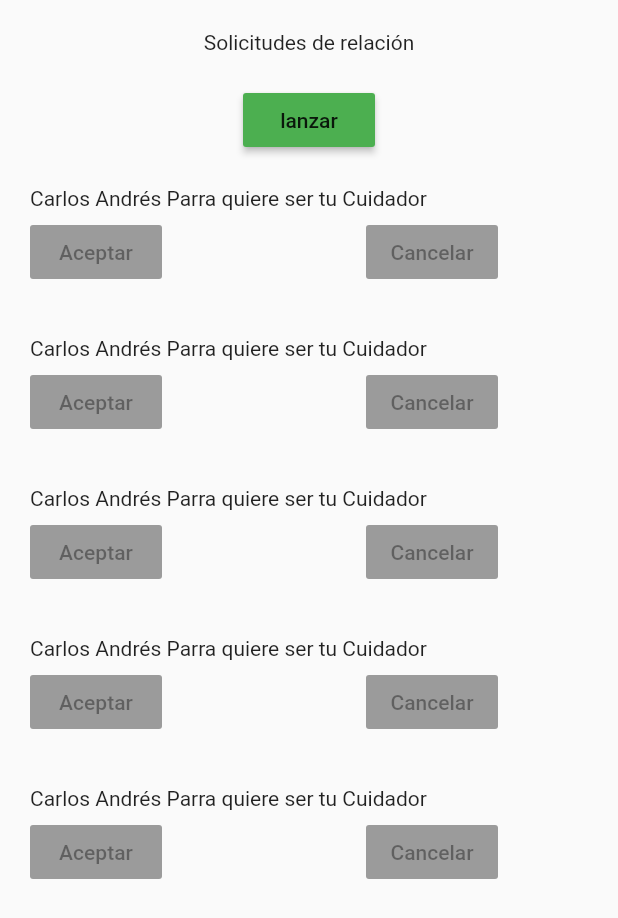
After one commit to parkinson-s-app/parkinsons-app, a Flutter app: the relationRequest screen opened directly, after a tap on "lanzar", on a phone screen of 412 x 824 dp. The commit adds this screen. Shown: the top 918 px of the screen. Run offline on Flutter 3.47's test engine with Material 2 defaults, Android fonts, the phone set to English and light mode, and no system bars; our stand-ins replace dio, flutter_local_notifications, flutter_screenutil, font_awesome_flutter, google_fonts, image_picker and 4 more; missing offline and left inert: foldable_sidebar, swipedetector, workmanager; accounts and stored records are empty.

Commit message:
relationRequest
Inicio solicitudes de relaciones

```diff
--- /dev/null
+++ b/Appkinson/Front/appkinsonFront/lib/views/RelationRequest/relationRequest.dart
@@ -0,0 +1,66 @@
+import 'package:appkinsonFront/views/Notifications/NotificationPlugin.dart';
+import 'package:flutter/material.dart';
+
+
+class relationRequest extends StatelessWidget {
+  @override
+  Widget build(BuildContext context) {
+
+    return Scaffold(body: SafeArea(
+        child: Container(child: Column(children: <Widget>[
+          Padding(
+            padding: const EdgeInsets.all(20.0),
+            child: Text("Solicitudes de relación",),
+          ),
+          RaisedButton(onPressed: pushNotification, child: Text("lanzar"), color: Colors.green,),
+          Expanded(child:  ListView(
+            padding: const EdgeInsets.all(20.0),
+            children: _getListings(),
+          ),
+          )
+        ])
+        )));
+  }
+}
+Future pushNotification() async {
+  relationRequestCount +=1;
+  await notificationPlugin.scheduleNotification();
+}
+Widget buildRelationRrequestMessage(String solicitor, String type){
+  return Container(
+      width: 50.0,
+      height: 100.0,
+      child: new Stack(
+        children: <Widget> [
+          Text(solicitor + " quiere ser tu " + type),
+          Positioned(
+            top: 20,
+            child: RaisedButton(onPressed: null, child: Text("Aceptar"), color: Colors.green,),
+          ),
+          Positioned(
+            top: 20,
+            right: 60,
+            child: RaisedButton(onPressed: null, child: Text("Cancelar"), color: Colors.redAccent),
+          ),
+          SizedBox(
+            height: 40,
+          ),
+        ],
+      )
+  );
+}
+List _listings = new List();
+int relationRequestCount = 5;
+List<Widget> _getListings() {
+  int i = 0;
+  List listings = List<Widget>();
+  if(relationRequestCount != null){
+    for (i = 0; i < relationRequestCount; i++) {
+      listings.add(
+          buildRelationRrequestMessage("Carlos Andrés Parra", "Cuidador")
+      );
+      print(relationRequestCount);
+  }
+}
+  return listings;
+}
--- a/Appkinson/Front/appkinsonFront/pubspec.yaml
+++ b/Appkinson/Front/appkinsonFront/pubspec.yaml
@@ -35,6 +35,8 @@ dependencies:
   path_provider: ^1.6.11
   http: ^0.12.1
   flutter_local_notifications: ^1.4.4+1
+  workmanager: ^0.2.2
+  background_fetch: ^0.5.5
   line_awesome_flutter: ^1.0.1
   flutter_screenutil: ^1.0.2
   animated_theme_switcher: ^1.0.5
```
Also changed, not shown: Appkinson/Front/appkinsonFront/lib/main.dart (+7 -1 lines), Appkinson/Front/appkinsonFront/lib/services/EndPoints.dart (+18 -0 lines), Appkinson/Front/appkinsonFront/lib/views/Notifications/PatientNotifications.dart (+57 -8 lines), Appkinson/Front/appkinsonFront/lib/views/RelationRequest/relationRequestPlugin.dart (added, +51 -0 lines), Appkinson/Front/appkinsonFront/lib/views/Relations/DoctorPatients.dart (+40 -11 lines), Appkinson/Front/appkinsonFront/lib/views/SymptomsForm/symptomsForm.dart (deleted, +0 -136 lines), Appkinson/Front/appkinsonFront/lib/views/HomeInitial/HomePage.dart (line endings or trailing spaces), Appkinson/Front/appkinsonFront/pubspec.lock, 4 other files.
